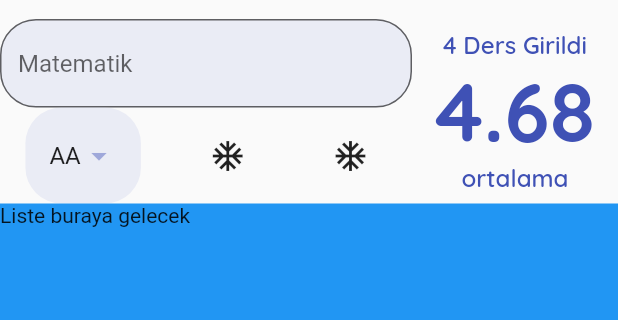
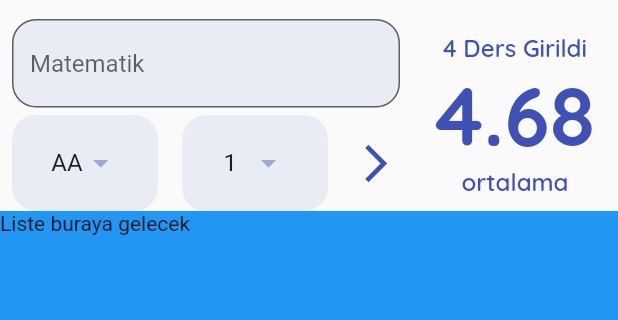
Before and after one commit to eyupGuc/Dinamik-Not-Hesaplama, a Flutter app: the screen it shows after launch, on a phone screen of 412 x 824 dp, the part 65-385 px from its top. Run offline on Flutter 3.47's test engine with Material 2 defaults, Android fonts, the light colour scheme and no system bars; our stand-ins replace google_fonts.

Commit message:
continue the desing

```diff
--- a/lib/constans/app_constants.dart
+++ b/lib/constans/app_constants.dart
@@ -6,7 +6,7 @@ class Sabitler {
   static const String baslikText = "Ortalama Hesapla";
   static final TextStyle baslikStyle = GoogleFonts.quicksand(
       fontSize: 24, fontWeight: FontWeight.w900, color: anaRenk);
-  static BorderRadius borderRadius = BorderRadius.circular(24);
+  static BorderRadius borderRadius = BorderRadius.circular(16);
 
   static final TextStyle ortlamaGosterBodyStyle = GoogleFonts.quicksand(
       fontSize: 16, fontWeight: FontWeight.w600, color: anaRenk);
@@ -15,4 +15,6 @@ class Sabitler {
       fontSize: 55, fontWeight: FontWeight.w800, color: anaRenk);
   static final EdgeInsets dropDownPadding =
       EdgeInsets.symmetric(horizontal: 16, vertical: 8);
+
+  static final EdgeInsets yatayPadding8 = EdgeInsets.symmetric(horizontal: 8);
 }
--- a/lib/widgets/ortalama_hesapla_page.dart
+++ b/lib/widgets/ortalama_hesapla_page.dart
@@ -57,13 +57,34 @@ class _OrtalamaHesaplaPageState extends State<OrtalamaHesaplaPage> {
         key: formKey,
         child: Column(
           children: [
-            _buildTextFormField(),
+            Padding(
+              padding: Sabitler.yatayPadding8,
+              child: _buildTextFormField(),
+            ),
+            const SizedBox(
+              height: 5,
+            ),
             Row(
-              mainAxisAlignment: MainAxisAlignment.spaceAround,
+              mainAxisAlignment: MainAxisAlignment.spaceBetween,
               children: [
-                _buildHarfler(),
-                IconButton(onPressed: () {}, icon: Icon(Icons.ac_unit)),
-                IconButton(onPressed: () {}, icon: Icon(Icons.ac_unit))
+                Expanded(
+                  child: Padding(
+                    padding: const EdgeInsets.symmetric(horizontal: 8),
+                    child: _buildHarfler(),
+                  ),
+                ),
+                Expanded(
+                  child: Padding(
+                    padding: Sabitler.yatayPadding8,
+                    child: _buildKrediler(),
+                  ),
+                ),
+                IconButton(
+                  onPressed: () {},
+                  icon: const Icon(Icons.arrow_forward_ios_sharp),
+                  color: Sabitler.anaRenk,
+                  iconSize: 30,
+                )
               ],
             )
           ],
@@ -82,6 +103,7 @@ class _OrtalamaHesaplaPageState extends State<OrtalamaHesaplaPage> {
 
   Widget _buildHarfler() {
     return Container(
+      alignment: Alignment.center,
       padding: Sabitler.dropDownPadding,
       decoration: BoxDecoration(
           color: Sabitler.anaRenk.shade100.withOpacity(0.3),
@@ -104,6 +126,7 @@ class _OrtalamaHesaplaPageState extends State<OrtalamaHesaplaPage> {
 
   Widget _buildKrediler() {
     return Container(
+      alignment: Alignment.center,
       padding: Sabitler.dropDownPadding,
       decoration: BoxDecoration(
           color: Sabitler.anaRenk.shade100.withOpacity(0.3),
```
